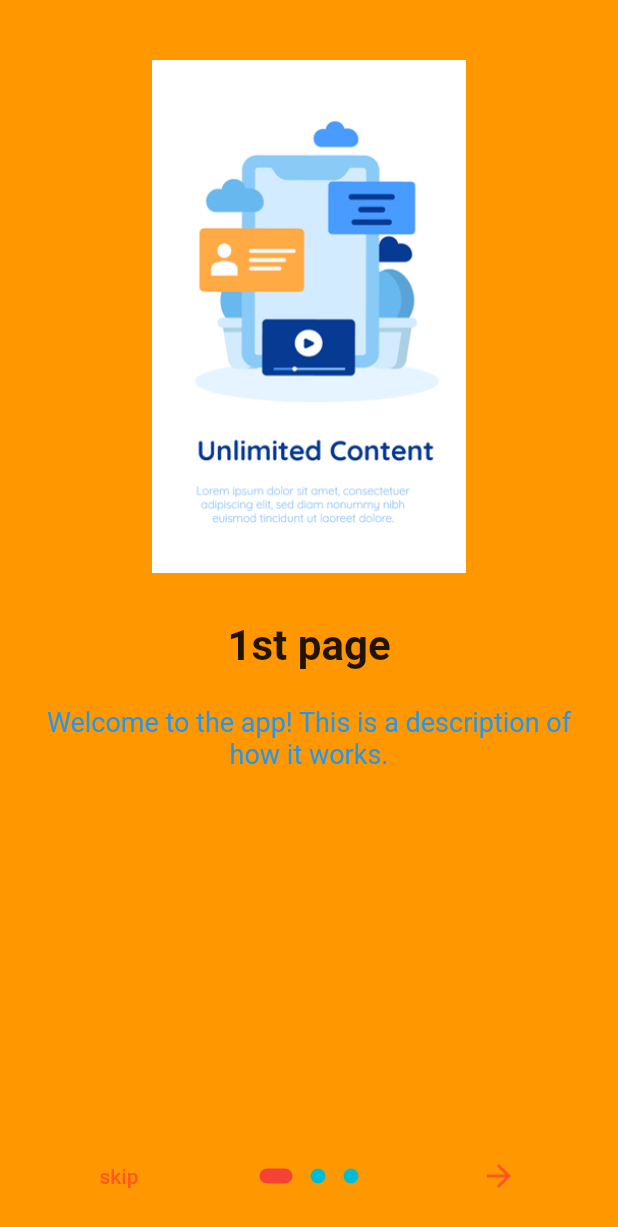
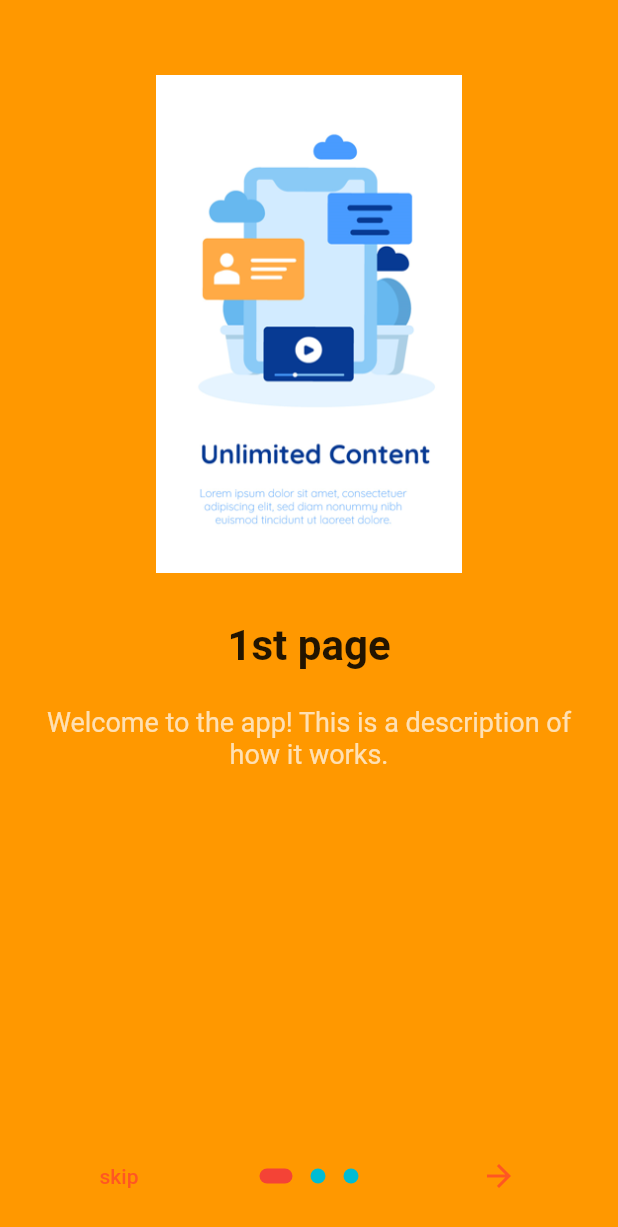
Before and after one commit to MinJaehyun/first_project, a Flutter app: the MyPage screen opened directly, after a tap on "Go to the on boarding Screen", on a phone screen of 412 x 824 dp. Shown: the top 1227 px of the screen. Run offline on Flutter 3.47's test engine with Material 2 defaults, Android fonts, the phone set to English and light mode, and no system bars; drawn by our look-alikes of introduction_screen; our stand-ins replace fluttertoast.

Commit message:
자잘한 내용 수정

```diff
--- a/lib/main13.dart
+++ b/lib/main13.dart
@@ -14,43 +14,36 @@ class MyApp extends StatelessWidget {
   }
 }
 
-class OnBoardingPage extends StatefulWidget {
+class OnBoardingPage extends StatelessWidget {
   const OnBoardingPage({Key? key}) : super(key: key);
 
-  @override
-  State<OnBoardingPage> createState() => _MyPageState();
-}
-
-class _MyPageState extends State<OnBoardingPage> {
   @override
   Widget build(BuildContext context) {
     return IntroductionScreen(
         pages: [
           PageViewModel(
               title: "1st page",
-              body:
-                  "Welcome to the app! This is a description of how it works.",
+              body: "Welcome to the app! This is a description of how it works.",
               image: const Center(
                 child: Image(
                     image: AssetImage('assets/main13/image1.png'),
                     width: double.infinity),
               ),
-              // Note: 기존 PageDecoration() 위젯을 커스텀하게 getPageDecoration 작성하여 사용(하단에 재사용)
+              // Note: 기존 PageDecoration() 위젯을 커스텀
               decoration: getPageDecoration()),
           PageViewModel(
               title: "2nd page",
-              body:
-                  "Instead of having to buy an entire share, invest any amount you want.",
+              body: "Instead of having to buy an entire share, invest any amount you want.",
               image: const Center(
                 child: Image(
                     image: AssetImage('assets/main13/image2.png'),
                     width: double.infinity),
               ),
+              // Note: 기존 PageDecoration() 위젯을 사용
               decoration: const PageDecoration()),
           PageViewModel(
               title: "3rd page",
-              body:
-                  "Download the Stockpile app and master the market with our mini-lesson.",
+              body: "Download the Stockpile app and master the market with our mini-lesson.",
               image: const Center(
                 child: Image(
                     image: AssetImage('assets/main13/image3.png'),
@@ -73,27 +66,28 @@ class _MyPageState extends State<OnBoardingPage> {
         showSkipButton: true,
         dotsDecorator: DotsDecorator(
             color: Colors.cyan,
-            size: Size(10, 10),
-            activeSize: Size(22, 10),
+            size: const Size(10, 10),
+            activeSize: const Size(22, 10),
             activeShape:
                 RoundedRectangleBorder(borderRadius: BorderRadius.circular(24)),
             activeColor: Colors.red),
         curve: Curves.bounceInOut);
   }
 
-  // NOTE: 커스텀하게 페이지에 PageDecoration 설정하기
+  // NOTE: PageDecoration 커스텀
   PageDecoration getPageDecoration() {
     return const PageDecoration(
         titleTextStyle: TextStyle(
           fontSize: 28,
           fontWeight: FontWeight.bold,
         ),
-        bodyTextStyle: TextStyle(fontSize: 18, color: Colors.blue),
-        imagePadding: EdgeInsets.only(top: 40),
+        bodyTextStyle: TextStyle(fontSize: 18, color: Colors.white70),
+        imagePadding: EdgeInsets.only(top: 50),
         pageColor: Colors.orange);
   }
 }
 
+// note: MyPage
 class MyPage extends StatelessWidget {
   const MyPage({Key? key}) : super(key: key);
 
```
